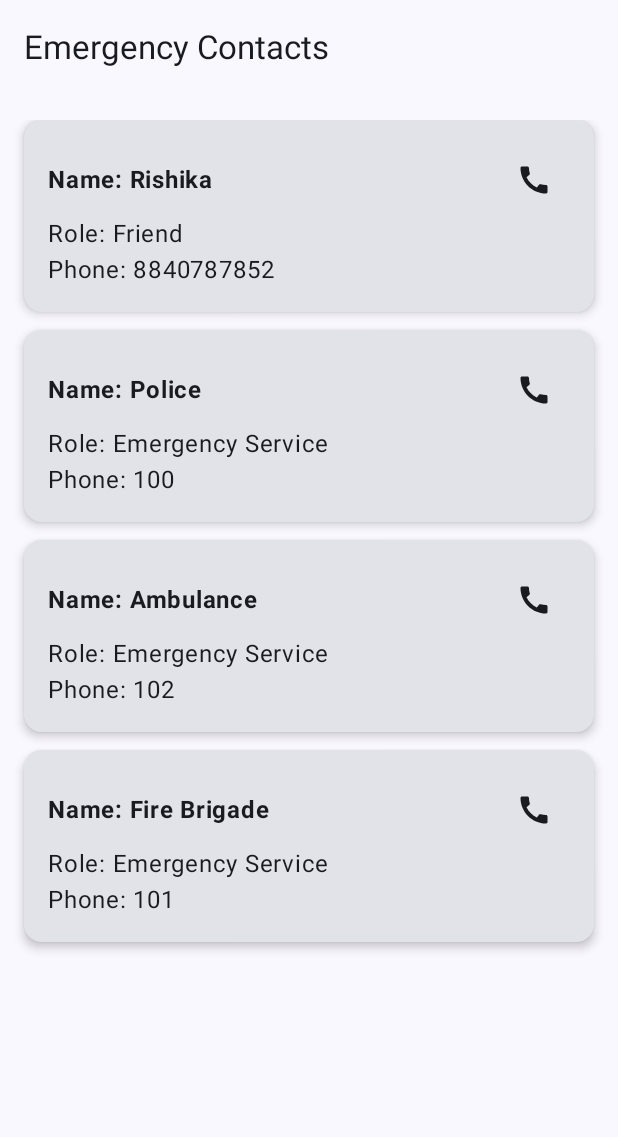
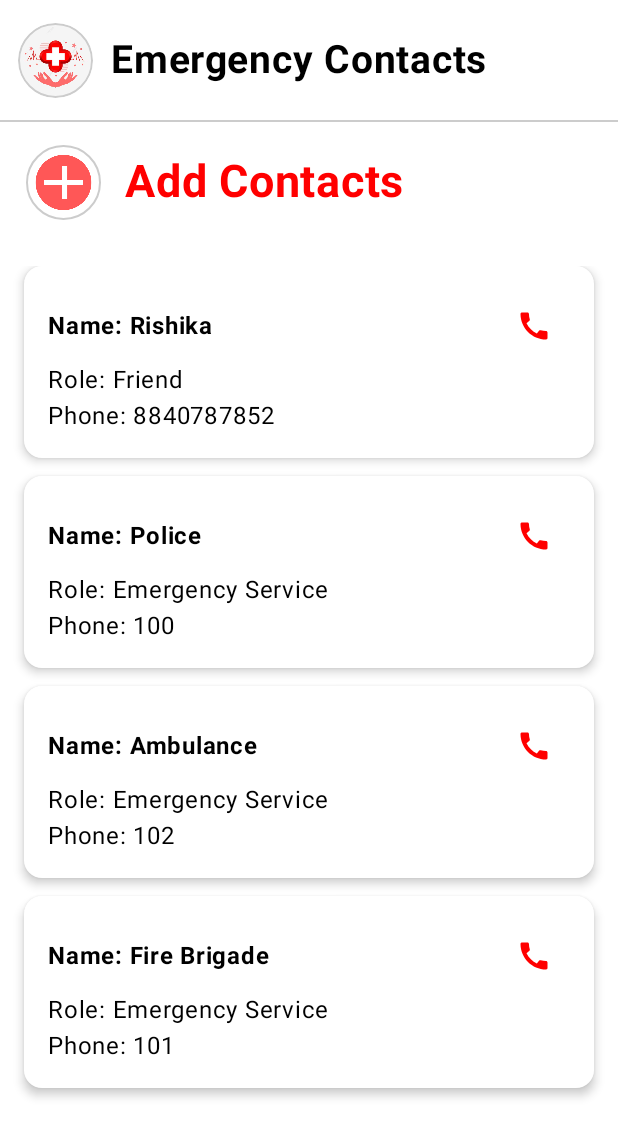
Before and after one commit to PriyanshiVishwakarma09/LifeSaver, an Android app built with Jetpack Compose: the ContactScreen screen opened through its navigation route, on a phone screen of 412 x 824 dp. Shown: the top 1137 px of the screen. Run offline under Robolectric (Android 15) with nearby library versions, the phone set to English and light mode, and no system bars; our stand-ins replace Dagger/Hilt's generated code, Firebase (no records; nobody signed in at launch, a user with empty details on screens opened directly).

Commit message:
Added new contact UI section

```diff
--- a/app/src/main/java/com/example/lifesaver/screens/MapScreen.kt
+++ b/app/src/main/java/com/example/lifesaver/screens/MapScreen.kt
@@ -9,6 +9,7 @@ import androidx.compose.foundation.layout.fillMaxSize
 import androidx.compose.foundation.layout.fillMaxWidth
 import androidx.compose.foundation.layout.padding
 import androidx.compose.material3.Button
+import androidx.compose.material3.ButtonDefaults
 import androidx.compose.material3.Text
 import androidx.compose.runtime.Composable
 import androidx.compose.runtime.LaunchedEffect
@@ -17,6 +18,7 @@ import androidx.compose.runtime.mutableStateOf
 import androidx.compose.runtime.remember
 import androidx.compose.runtime.setValue
 import androidx.compose.ui.Modifier
+import androidx.compose.ui.graphics.Color
 import androidx.compose.ui.platform.LocalContext
 import androidx.compose.ui.tooling.preview.Preview
 import androidx.compose.ui.unit.dp
@@ -75,9 +77,17 @@ fun MapScreen(navController: NavController){
                     navController.navigate("setting")
 
                 },
+
                 modifier = Modifier
                     .fillMaxWidth()
-                    .padding(16.dp)
+                    .padding(16.dp),
+                colors = ButtonDefaults.buttonColors(
+                    containerColor = Color.Red,
+                    contentColor = Color.White,
+                    disabledContainerColor = Color.Gray,
+                    disabledContentColor = Color.DarkGray
+                )
+
             ) {
                 Text("Send Help")
             }
@@ -89,6 +99,7 @@ fun MapScreen(navController: NavController){
         }
     }
 }
+
 private fun getDeviceLastKnownLocation(context: Context): Location? {
     val locationManager = context.getSystemService(Context.LOCATION_SERVICE) as LocationManager
     val providers = locationManager.getProviders(true)
--- a/app/src/main/java/com/example/lifesaver/screens/SettingScreen.kt
+++ b/app/src/main/java/com/example/lifesaver/screens/SettingScreen.kt
@@ -5,20 +5,29 @@ import android.annotation.SuppressLint
 import android.content.Intent
 import android.net.Uri
 import android.provider.ContactsContract.Contacts
+import androidx.compose.foundation.Image
+import androidx.compose.foundation.background
+import androidx.compose.foundation.border
+import androidx.compose.foundation.clickable
 import androidx.compose.foundation.layout.Arrangement
 import androidx.compose.foundation.layout.Box
 import androidx.compose.foundation.layout.Column
 import androidx.compose.foundation.layout.Row
 import androidx.compose.foundation.layout.Spacer
+import androidx.compose.foundation.layout.fillMaxHeight
 import androidx.compose.foundation.layout.fillMaxSize
 import androidx.compose.foundation.layout.fillMaxWidth
 import androidx.compose.foundation.layout.height
 import androidx.compose.foundation.layout.padding
+import androidx.compose.foundation.layout.size
 import androidx.compose.foundation.lazy.LazyColumn
 import androidx.compose.foundation.lazy.items
+import androidx.compose.foundation.rememberScrollState
+import androidx.compose.foundation.shape.RoundedCornerShape
 import androidx.compose.material.icons.Icons
 import androidx.compose.material.icons.filled.Call
 import androidx.compose.material.icons.filled.Delete
+import androidx.compose.material.icons.filled.Notifications
 import androidx.compose.material3.Card
 import androidx.compose.material3.CardDefaults
 import androidx.compose.material3.ExperimentalMaterial3Api
@@ -33,15 +42,24 @@ import androidx.compose.runtime.collectAsState
 import androidx.compose.runtime.getValue
 import androidx.compose.ui.Alignment
 import androidx.compose.ui.Modifier
+import androidx.compose.ui.draw.clip
+import androidx.compose.ui.graphics.Color
+import androidx.compose.ui.layout.ContentScale
 import androidx.compose.ui.platform.LocalContext
+import androidx.compose.ui.res.painterResource
 import androidx.compose.ui.text.font.FontWeight
 import androidx.compose.ui.tooling.preview.Preview
 import androidx.compose.ui.unit.dp
+import androidx.compose.ui.unit.sp
 import androidx.hilt.navigation.compose.hiltViewModel
 import androidx.lifecycle.viewmodel.compose.viewModel
 import androidx.navigation.NavController
+import com.example.lifesaver.R
 import com.example.lifesaver.data.Contact
 import com.example.lifesaver.viewmodel.ContactViewModel
+import androidx.compose.foundation.verticalScroll
+import androidx.compose.material3.Button
+
 
 @SuppressLint("UnusedMaterial3ScaffoldPaddingParameter")
 @OptIn(ExperimentalMaterial3Api::class)
@@ -55,23 +73,85 @@ fun ContactScreen(
 
     val defaultsContacts = listOf(
         Contact(name = "Rishika", role = "Friend", phone = "8840787852", email = ""),
-        Contact(name = "Police", role = "Emergency Service", phone = "100",email = ""),
+        Contact(name = "Police", role = "Emergency Service", phone = "100", email = ""),
         Contact(name = "Ambulance", role = "Emergency Service", phone = "102", email = ""),
         Contact(name = "Fire Brigade", role = "Emergency Service", phone = "101", email = "")
     )
 
     val allContacts = defaultsContacts + contacts
 
-    Scaffold(
-        topBar = {
-            TopAppBar(title = { Text("Emergency Contacts") })
+    Column(
+        modifier = Modifier
+            .fillMaxSize()
+            .background(Color.White)
+    ) {
+        Row(
+            modifier = Modifier
+                .fillMaxWidth()
+                .background(Color.White)
+                .height(80.dp)
+                .padding(horizontal = 12.dp, vertical = 8.dp),
+            verticalAlignment = Alignment.CenterVertically
+        ) {
+            Image(
+                painter = painterResource(id = R.drawable.logo),
+                contentDescription = "App Logo",
+                modifier = Modifier
+                    .size(50.dp)
+                    .clip(RoundedCornerShape(70.dp))
+                    .border(0.7.dp, Color.LightGray, RoundedCornerShape(70.dp)),
+                contentScale = ContentScale.Fit
+            )
+
+            Text(
+                text = "Emergency Contacts",
+                fontSize = 26.sp,
+                fontWeight = FontWeight.Bold,
+                color = Color.Black,
+                modifier = Modifier.padding(start = 12.dp)
+            )
         }
-    ) { paddingValues ->
+        Column(modifier = Modifier
+            .height(1.dp)
+            .fillMaxWidth()
+            .background(color = Color.LightGray)) {  }
+
+        Row(
+            modifier = Modifier
+                .fillMaxWidth()
+                .background(color = Color.White)
+                .height(80.dp)
+                .padding(12.dp)
+                .padding(start = 5.dp)
+                .clickable {  }, //for add contacts
+            verticalAlignment = Alignment.CenterVertically
+        ) {
+            Image(
+                painter = painterResource(id = R.drawable.plus),
+                contentDescription = "Add Contact",
+                modifier = Modifier
+                    .padding(end = 16.dp)
+                    .border(
+                        width = 0.7.dp,
+                        color = Color.LightGray,
+                        shape = RoundedCornerShape(70.dp)
+                    )
+                    .clip(shape = RoundedCornerShape(70.dp))
+                    .size(50.dp),
+                contentScale = ContentScale.Fit
+            )
+
+            Text(
+                text = "Add Contacts",
+                fontSize = 30.sp,
+                fontWeight = FontWeight.Bold,
+                color = Color.Red
+            )
+        }
+
         if (allContacts.isEmpty()) {
             Box(
-                modifier = Modifier
-                    .fillMaxSize()
-                    .padding(paddingValues),
+                modifier = Modifier.fillMaxSize(),
                 contentAlignment = Alignment.Center
             ) {
                 Text("No contacts found")
@@ -80,12 +160,10 @@ fun ContactScreen(
             LazyColumn(
                 modifier = Modifier
                     .fillMaxSize()
-                    .padding(paddingValues)
                     .padding(16.dp)
             ) {
                 items(allContacts) { contact ->
-                    ContactCard(contact){
-                        phone ->
+                    ContactCard(contact) { phone ->
                         val intent = Intent(Intent.ACTION_DIAL).apply {
                             data = Uri.parse("tel:$phone")
                         }
@@ -98,11 +176,15 @@ fun ContactScreen(
     }
 }
 
+
         @Composable
         fun ContactCard(contact: Contact, onCallClick: (String) -> Unit) {
             Card(
                 modifier = Modifier.fillMaxWidth(),
-                elevation = CardDefaults.cardElevation(defaultElevation = 4.dp)
+                elevation = CardDefaults.cardElevation(defaultElevation = 4.dp),
+                colors = CardDefaults.cardColors(
+                    containerColor = Color.White
+                )
             ) {
                 Column(
                     modifier = Modifier
@@ -114,17 +196,17 @@ fun ContactScreen(
                         verticalAlignment = Alignment.CenterVertically,
                         horizontalArrangement = Arrangement.SpaceBetween
                     ) {
-                        Text(text = "Name: ${contact.name}", fontWeight = FontWeight.Bold)
+                        Text(text = "Name: ${contact.name}", fontWeight = FontWeight.Bold , color = Color.Black)
                         IconButton(onClick = { onCallClick(contact.phone) }) {
-                            Icon(Icons.Default.Call, contentDescription = "Call Contact")
+                            Icon(Icons.Default.Call, contentDescription = "Call Contact" , tint = Color.Red)
                         }
                     }
 
-                        Text(text = "Role: ${contact.role}")
-                        Text(text = "Phone: ${contact.phone}")
+                        Text(text = "Role: ${contact.role}" ,  color = Color.Black)
+                        Text(text = "Phone: ${contact.phone}" , color = Color.Black)
                     if(contact.email.isNotEmpty()){
-                        Text(text = "Email: ${contact.email}")
+                        Text(text = "Email: ${contact.email}" , color = Color.Black)
                     }
                 }
-                }
             }
+        }
```
Also changed, not shown: app/src/main/res/drawable/plus.png (added).
